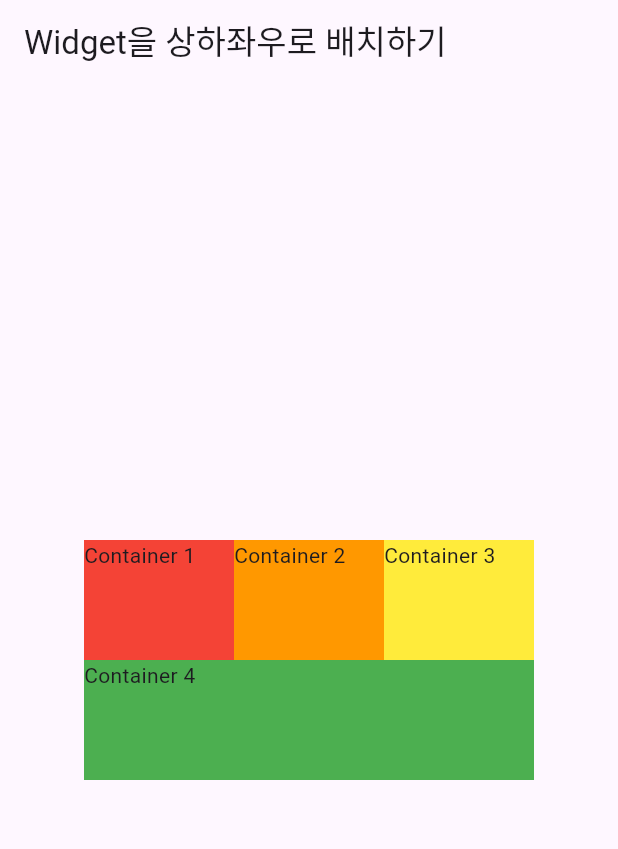
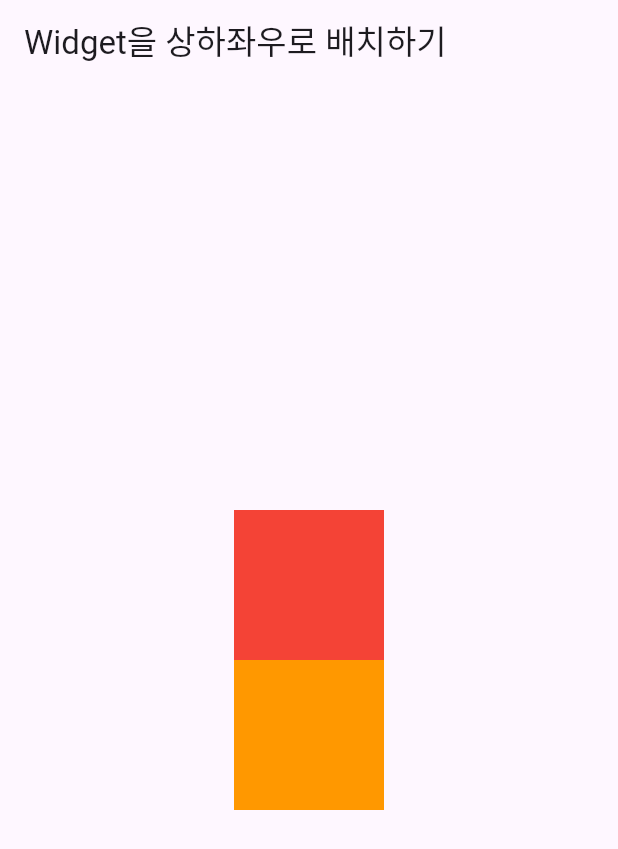
Before and after one commit to hyerimmmmm/flutterStudy, a Flutter app: the screen it shows after launch, on a phone screen of 412 x 824 dp. Shown: the top 849 px of the screen. Run offline on Flutter 3.47's test engine with Material 3 defaults, Android fonts, the phone set to English and light mode, and no system bars.

```diff
--- a/part2_ch02/lib/main.dart
+++ b/part2_ch02/lib/main.dart
@@ -20,38 +20,20 @@ class Body extends StatelessWidget {
   @override
   Widget build(BuildContext context) {
     return Container(
+      width: double.infinity,
       child: Column(
         mainAxisAlignment: MainAxisAlignment.center,
+        crossAxisAlignment: CrossAxisAlignment.center,
         children: [
-          Row(
-            mainAxisAlignment: MainAxisAlignment.center,
-            crossAxisAlignment: CrossAxisAlignment.center,
-            children: [
-              Container(
-                color: Colors.red,
-                width: 100,
-                height: 80,
-                child: Text('Container 1'),
-              ),
-              Container(
-                color: Colors.orange,
-                width: 100,
-                height: 80,
-                child: Text('Container 2'),
-              ),
-              Container(
-                color: Colors.yellow,
-                width: 100,
-                height: 80,
-                child: Text('Container 3'),
-              ),
-            ],
+          Container(
+            width: 100,
+            height: 100,
+            color: Colors.red,
           ),
           Container(
-            color: Colors.green,
-            width: 300,
-            height: 80,
-            child: Text('Container 4'),
+            width: 100,
+            height: 100,
+            color: Colors.orange,
           )
         ],
       ),
```
